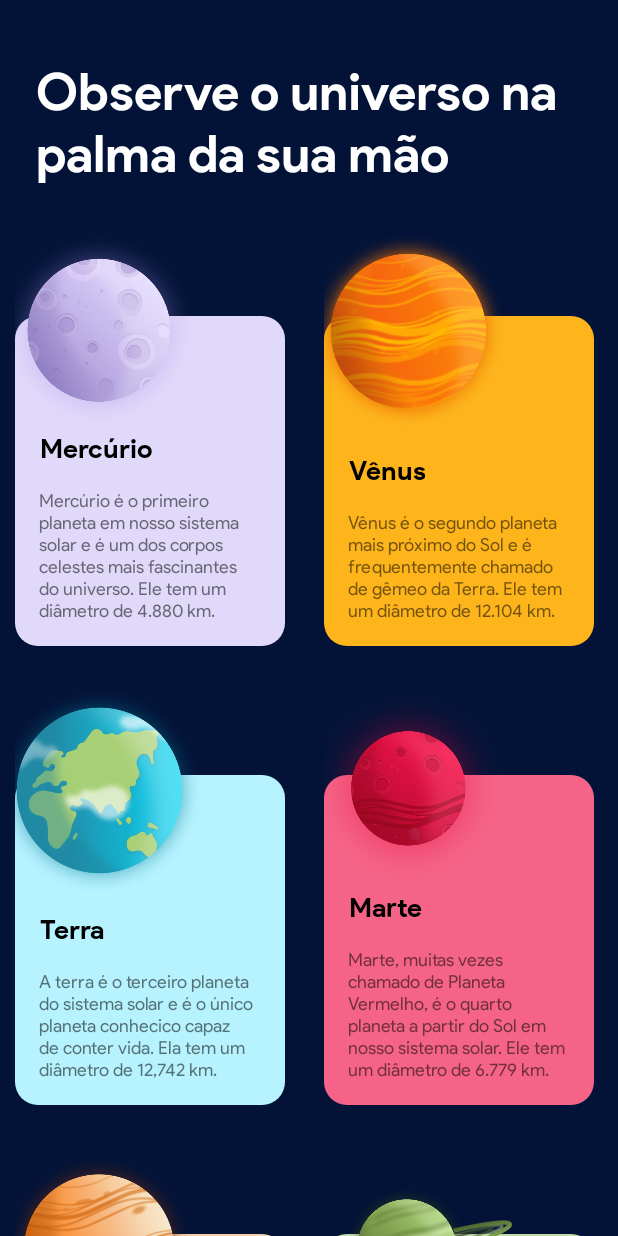
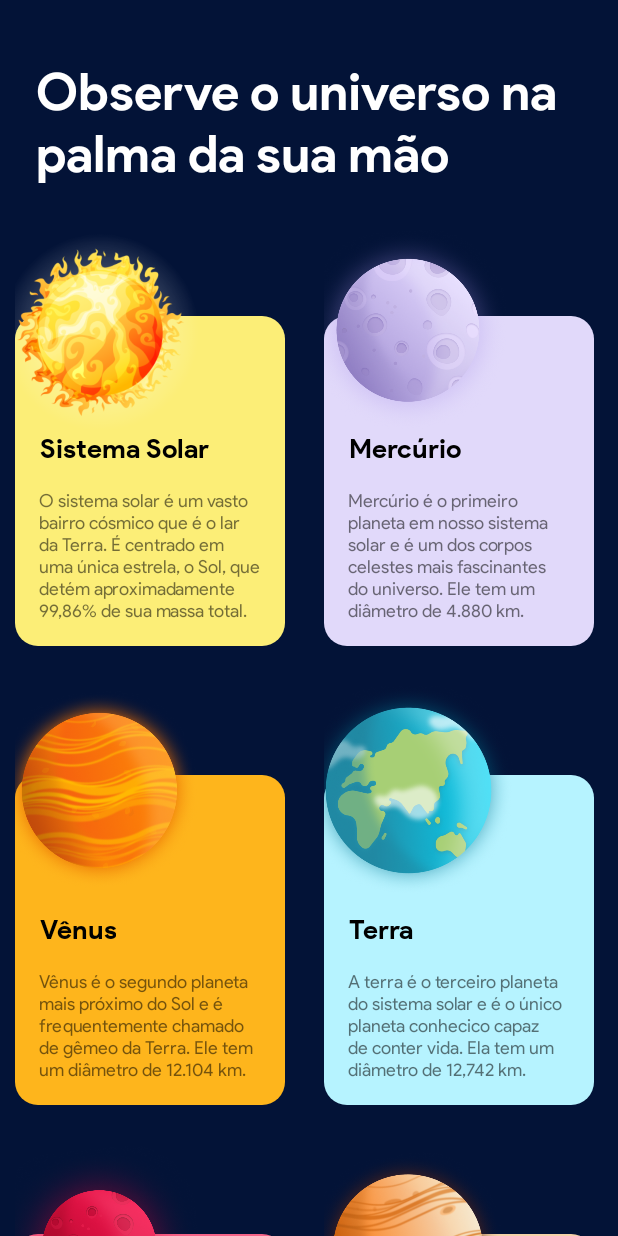
Before and after one commit to herberthkagiya/Solarium, an Android app: the HomeFragment screen opened directly, with no data from a screen before it, on a phone screen of 412 x 824 dp. Run offline under Robolectric (Android 15) with nearby library versions, the phone set to English and light mode, and no system bars.

Commit message:
FEAT: Solar System added as a AR Model

```diff
--- a/app/src/main/java/com/kagiya/solarium/data/PlanetsRepository.kt
+++ b/app/src/main/java/com/kagiya/solarium/data/PlanetsRepository.kt
@@ -5,13 +5,24 @@ import com.kagiya.solarium.R
 class PlanetsRepository {
 
     fun getPlanets() : List<Planet>{
+
         return listOf(
+            Planet(
+                R.string.solar_system_name,
+                R.string.solar_system_description,
+                "#fcee77",
+                R.drawable.solar_system,
+                "models/Solar_System.glb",
+                2.5f
+            ),
+
             Planet(
                 R.string.mercury_name,
                 R.string.mercury_description,
                 "#e1d9fa",
                 R.drawable.mercury,
-                "models/Mercury.glb"
+                "models/Mercury.glb",
+                1.0f
             ),
 
             Planet(
@@ -19,7 +30,8 @@ class PlanetsRepository {
                 R.string.venus_description,
                 "#feb51c",
                 R.drawable.venus,
-                "models/Venus.glb"
+                "models/Venus.glb",
+                1.0f
             ),
 
             Planet(
@@ -27,7 +39,8 @@ class PlanetsRepository {
                 R.string.earth_description,
                 "#B6F3FF",
                 R.drawable.earth,
-                "models/Earth.glb"
+                "models/Earth.glb",
+                1.0f
             ),
 
             Planet(
@@ -35,7 +48,8 @@ class PlanetsRepository {
                 R.string.mars_description,
                 "#f56488",
                 R.drawable.mars,
-                "models/Mars.glb"
+                "models/Mars.glb",
+                1.0f
             ),
 
             Planet(
@@ -43,7 +57,8 @@ class PlanetsRepository {
                 R.string.jupter_description,
                 "#f4d2a9",
                 R.drawable.jupter,
-                "models/Jupter.glb"
+                "models/Jupter.glb",
+                1.0f
             ),
 
             Planet(
@@ -51,7 +66,8 @@ class PlanetsRepository {
                 R.string.saturn_description,
                 "#c6dbaa",
                 R.drawable.saturn,
-                "models/Saturn.glb"
+                "models/Saturn.glb",
+                1.0f
             ),
 
             Planet(
@@ -59,7 +75,8 @@ class PlanetsRepository {
                 R.string.uranus_description,
                 "#bba0ef",
                 R.drawable.uranus,
-                "models/Uranus.glb"
+                "models/Uranus.glb",
+                1.0f
             ),
 
             Planet(
@@ -67,7 +84,8 @@ class PlanetsRepository {
                 R.string.neptune_description,
                 "#20a8ee",
                 R.drawable.neptune,
-                "models/Neptune.glb"
+                "models/Neptune.glb",
+                 1.0f
             )
         )
     }
@@ -79,4 +97,5 @@ data class Planet(
     val cardBackgroundColor: String,
     val image: Int,
     val modelLocation: String,
+    val scaleSize: Float
 )
--- a/app/src/main/res/values/strings.xml
+++ b/app/src/main/res/values/strings.xml
@@ -37,4 +37,7 @@
 
     <string name="neptune_name">Netuno</string>
     <string name="neptune_description">Netuno é o oitavo e último planeta a partir do Sol em nosso sistema solar. É um planeta gigante de gelo e gás. Ele possui um diâmetro de 49.244 km.</string>
+
+    <string name="solar_system_name">Sistema Solar</string>
+    <string name="solar_system_description">O sistema solar é um vasto bairro cósmico que é o lar da Terra. É centrado em uma única estrela, o Sol, que detém aproximadamente 99,86% de sua massa total.</string>
 </resources>
```
Also changed, not shown: app/src/main/java/com/kagiya/solarium/ui/fragments/ARFragment.kt (+6 -12 lines), app/src/main/res/drawable/solar_system.png (added).
